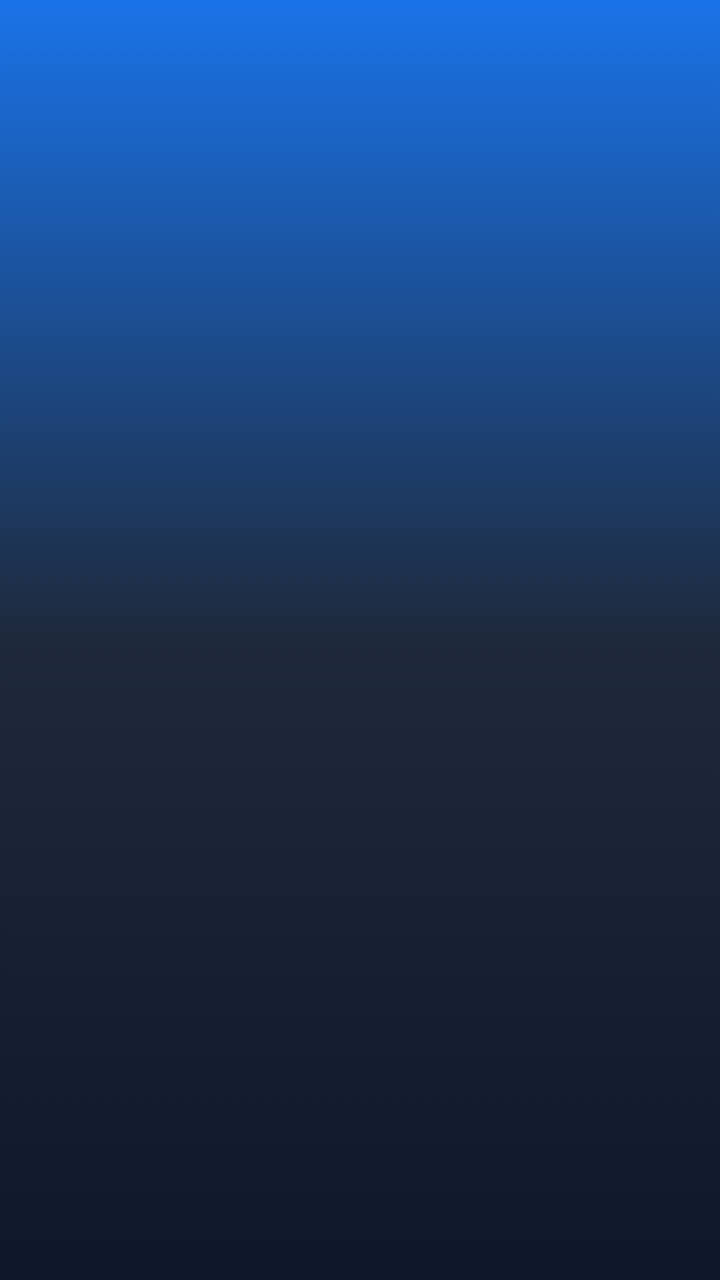
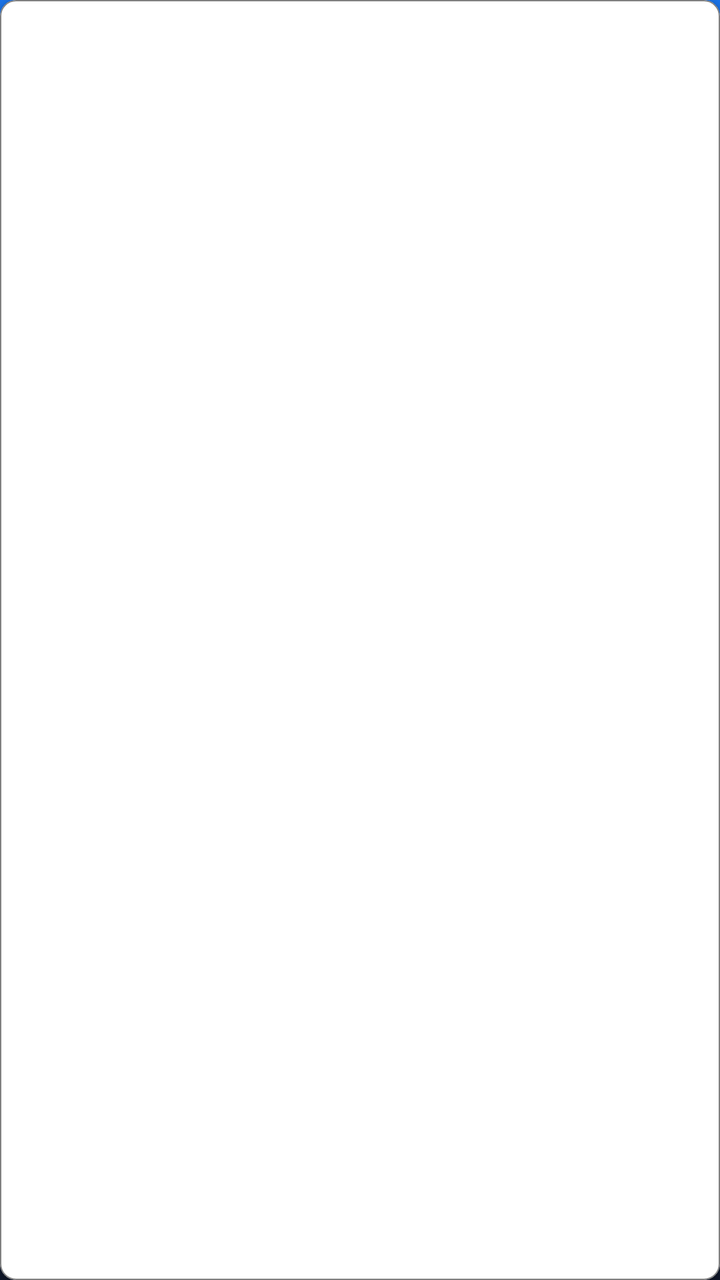

The first picture is an Android layout as it rendered before a commit; the second is the same layout after the commit. The layout source and the unified diff follow.
<!-- AndroidManifest.xml: application theme Theme.InventarioApp -->
<!-- res/layout/item_producto_salida.xml -->
<?xml version="1.0" encoding="utf-8"?>
<LinearLayout xmlns:android="http://schemas.android.com/apk/res/android"
    android:layout_width="match_parent"
    android:layout_height="wrap_content"
    android:orientation="horizontal"
    android:padding="8dp">

    <TextView
        android:id="@+id/tvCodigo"
        android:layout_width="0dp"
        android:layout_height="wrap_content"
        android:layout_weight="1.2"
        android:textColor="@color/text_primary"
        android:textSize="14sp" />

    <TextView
        android:id="@+id/tvDescripcion"
        android:layout_width="0dp"
        android:layout_height="wrap_content"
        android:layout_weight="2.7"
        android:textColor="@color/text_primary"
        android:textSize="14sp" />

    <TextView
        android:id="@+id/tvLote"
        android:layout_width="0dp"
        android:layout_height="wrap_content"
        android:layout_weight="2"
        android:textColor="@color/text_secondary"
        android:textSize="14sp" />

    <TextView
        android:id="@+id/tvCantidad"
        android:layout_width="0dp"
        android:layout_height="wrap_content"
        android:layout_weight="1.61"
        android:textColor="@color/primary"
        android:textStyle="bold"
        android:textSize="14sp" />

    <TextView
        android:id="@+id/tvUsuario"
        android:layout_width="0dp"
        android:layout_height="wrap_content"
        android:layout_weight="0.38"
        android:textColor="@color/text_secondary"
        android:textSize="14sp" />

</LinearLayout>
<!-- resources referenced by this layout -->
<resources>
  <color name="primary">#4D8DFF</color>
  <color name="text_primary">#FFFFFF</color>
  <color name="text_secondary">#CBD5E1</color>
  <style name="Theme.InventarioApp" parent="Theme.Material3.Dark.NoActionBar">
          
          <item name="colorPrimary">@color/primary</item>
          <item name="colorOnPrimary">@color/white</item>
          <item name="colorPrimaryContainer">@color/primary_variant</item>
          <item name="colorOnPrimaryContainer">@color/white</item>
          <item name="colorSecondary">@color/secondary</item>
          <item name="android:statusBarColor">#0F172A</item>
          <item name="android:windowBackground">@drawable/fondo_degradado</item>
  
          
          <item name="textInputStyle">@style/Widget.Material3.TextInputLayout.OutlinedBox</item>
      </style>
  <color name="white">#FFFFFFFF</color>
  <color name="primary_variant">#1A73E8</color>
  <color name="secondary">#34A853</color>
  <!-- drawable fondo_degradado (drawable) -->
  <?xml version="1.0" encoding="utf-8"?>
  <selector xmlns:android="http://schemas.android.com/apk/res/android">
      <item>
          <shape android:shape="rectangle">
              <gradient
                  android:angle="270"
                  android:startColor="@color/grad_start"
                  android:centerColor="@color/surface"
                  android:endColor="#0F172A" />
          </shape>
      </item>
  </selector>
  <color name="grad_start">#1A73E8</color>
  <color name="surface">#1E293B</color>
</resources>

<!-- the commit's change to res/layout/item_producto_salida.xml (unified diff, before → after) -->
@@ -1,49 +1,75 @@
 <?xml version="1.0" encoding="utf-8"?>
-<LinearLayout xmlns:android="http://schemas.android.com/apk/res/android"
+<com.google.android.material.card.MaterialCardView xmlns:android="http://schemas.android.com/apk/res/android"
+    xmlns:app="http://schemas.android.com/apk/res-auto"
     android:layout_width="match_parent"
     android:layout_height="wrap_content"
-    android:orientation="horizontal"
-    android:padding="8dp">
+    android:layout_marginHorizontal="8dp"
+    android:layout_marginVertical="4dp"
+    app:cardCornerRadius="8dp"
+    app:cardElevation="2dp"
+    app:cardBackgroundColor="@color/white"
+    app:strokeColor="@color/gray"
+    app:strokeWidth="0.5dp">
 
-    <TextView
-        android:id="@+id/tvCodigo"
-        android:layout_width="0dp"
+    <LinearLayout
+        android:layout_width="match_parent"
         android:layout_height="wrap_content"
-        android:layout_weight="1.2"
-        android:textColor="@color/text_primary"
-        android:textSize="14sp" />
+        android:orientation="horizontal"
+        android:padding="12dp"
+        android:gravity="center_vertical">
 
-    <TextView
-        android:id="@+id/tvDescripcion"
-        android:layout_width="0dp"
-        android:layout_height="wrap_content"
-        android:layout_weight="2.7"
-        android:textColor="@color/text_primary"
-        android:textSize="14sp" />
+        <LinearLayout
+            android:layout_width="0dp"
+            android:layout_height="wrap_content"
+            android:layout_weight="1"
+            android:orientation="vertical">
 
-    <TextView
-        android:id="@+id/tvLote"
-        android:layout_width="0dp"
-        android:layout_height="wrap_content"
-        android:layout_weight="2"
-        android:textColor="@color/text_secondary"
-        android:textSize="14sp" />
+            <TextView
+                android:id="@+id/tvDescripcion"
+                android:layout_width="wrap_content"
+                android:layout_height="wrap_content"
+                android:textColor="@color/black"
+                android:textSize="14sp"
+                android:textStyle="bold" />
 
-    <TextView
-        android:id="@+id/tvCantidad"
-        android:layout_width="0dp"
-        android:layout_height="wrap_content"
-        android:layout_weight="1.61"
-        android:textColor="@color/primary"
-        android:textStyle="bold"
-        android:textSize="14sp" />
+            <TextView
+                android:id="@+id/tvCodigo"
+                android:layout_width="wrap_content"
+                android:layout_height="wrap_content"
+                android:textColor="@color/black"
+                android:textSize="12sp" />
+        </LinearLayout>
 
-    <TextView
-        android:id="@+id/tvUsuario"
-        android:layout_width="0dp"
-        android:layout_height="wrap_content"
-        android:layout_weight="0.38"
-        android:textColor="@color/text_secondary"
-        android:textSize="14sp" />
+        <LinearLayout
+            android:layout_width="wrap_content"
+            android:layout_height="wrap_content"
+            android:orientation="vertical"
+            android:gravity="end">
 
-</LinearLayout>
+            <TextView
+                android:id="@+id/tvCantidad"
+                android:layout_width="wrap_content"
+                android:layout_height="wrap_content"
+                android:textColor="@color/primary"
+                android:textSize="16sp"
+                android:textStyle="bold" />
+
+            <TextView
+                android:id="@+id/tvLote"
+                android:layout_width="wrap_content"
+                android:layout_height="wrap_content"
+                android:textColor="@color/gray"
+                android:textSize="12sp" />
+        </LinearLayout>
+
+        <TextView
+            android:id="@+id/tvUsuario"
+            android:layout_width="wrap_content"
+            android:layout_height="wrap_content"
+            android:layout_marginStart="8dp"
+            android:textColor="@color/black"
+            android:textSize="11sp"
+            android:visibility="gone" />
+
+    </LinearLayout>
+</com.google.android.material.card.MaterialCardView>
<!-- resource entries referenced after the edit -->
@@ -1,8 +1,8 @@
 <!-- resources referenced by this layout -->
 <resources>
+  <color name="black">#FF000000</color>
+  <color name="gray">#FF808080</color>
   <color name="primary">#4D8DFF</color>
-  <color name="text_primary">#FFFFFF</color>
-  <color name="text_secondary">#CBD5E1</color>
   <style name="Theme.InventarioApp" parent="Theme.Material3.Dark.NoActionBar">
           
           <item name="colorPrimary">@color/primary</item>
